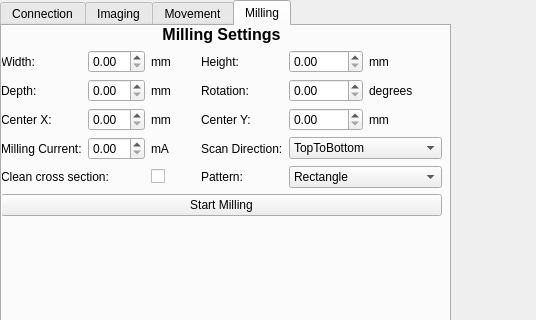
Before: the Qt Designer form fibsem/ui/qtdesigner_files/connect.ui in DeMarcoLab/fibsem, drawn with Qt 5; both pictures show x 0 to 536 and y 0 to 320 of the 932 by 850 pixel window.
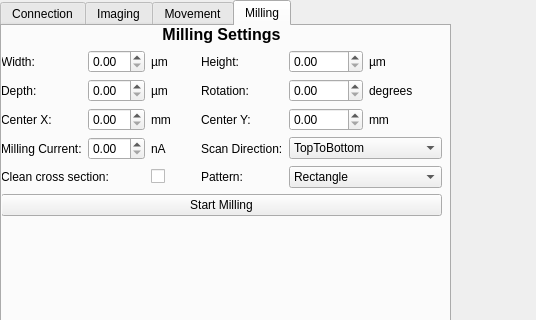
After: the same form once the commit is applied. The open tabs and pages were chosen to show the change.

Commit message: connected milling to ui backend

What changed in the file:
```diff
--- a/fibsem/ui/qtdesigner_files/connect.ui
+++ b/fibsem/ui/qtdesigner_files/connect.ui
@@ -803,7 +803,7 @@
          <item row="2" column="5">
           <widget class="QLabel" name="label_50">
            <property name="text">
-            <string>mm</string>
+            <string>µm</string>
            </property>
           </widget>
          </item>
@@ -857,7 +857,7 @@
          <item row="3" column="2">
           <widget class="QLabel" name="label_47">
            <property name="text">
-            <string>mm</string>
+            <string>µm</string>
            </property>
           </widget>
          </item>
@@ -891,14 +891,14 @@
          <item row="2" column="2">
           <widget class="QLabel" name="label_46">
            <property name="text">
-            <string>mm</string>
+            <string>µm</string>
            </property>
           </widget>
          </item>
          <item row="5" column="2">
           <widget class="QLabel" name="label_49">
            <property name="text">
-            <string>mA</string>
+            <string>nA</string>
            </property>
           </widget>
          </item>
```
Left out of the diff: 20 changed lines with no effect on the pictures. The commit also changes 3 other files.
